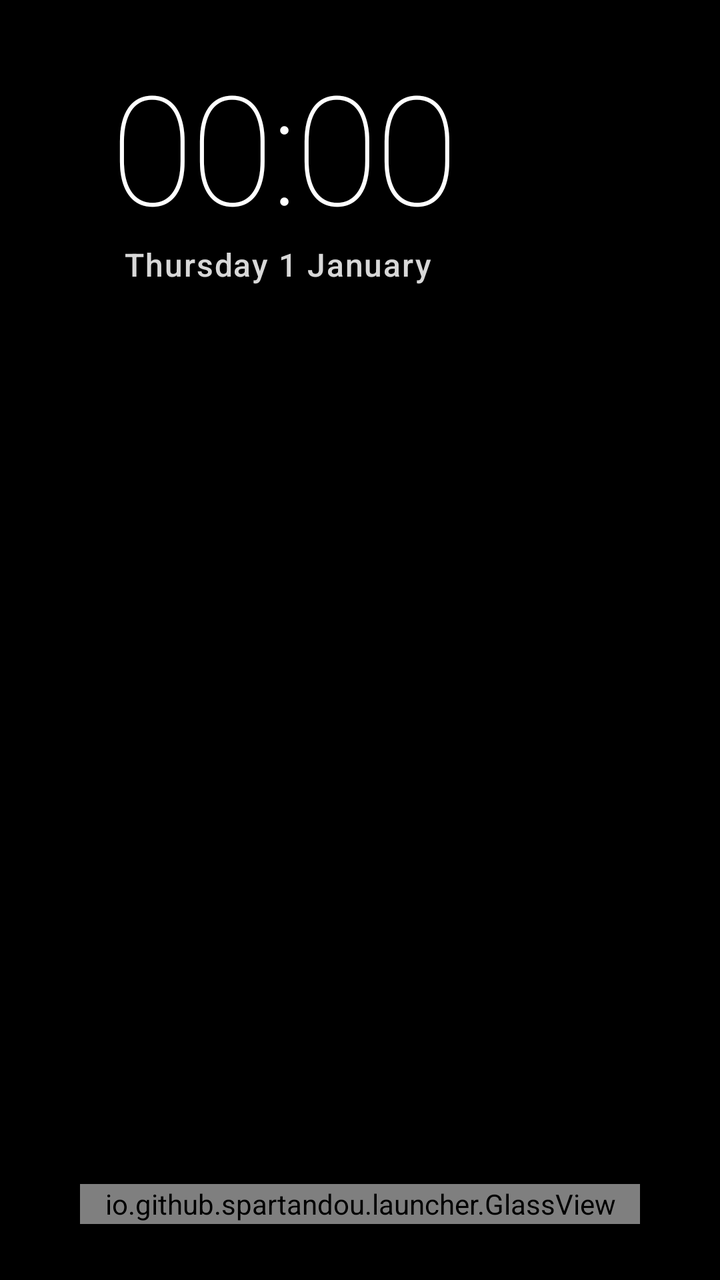
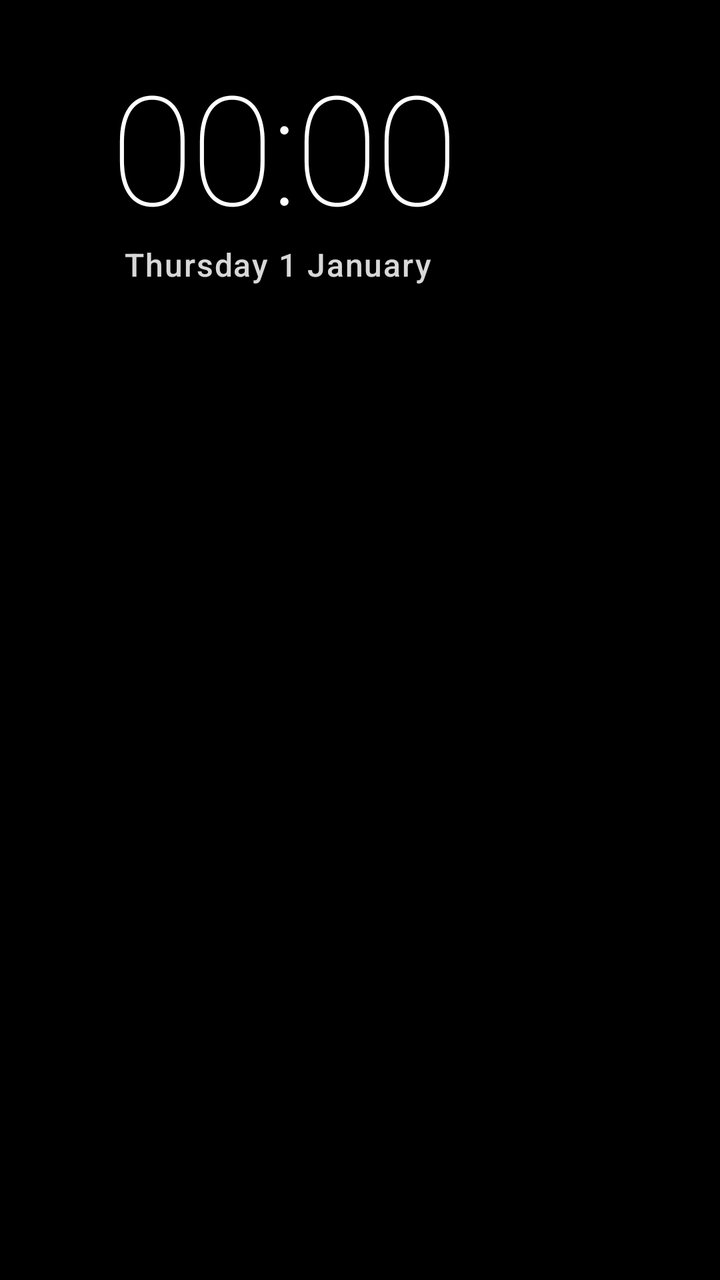

The first picture is an Android layout as it rendered before a commit; the second is the same layout after the commit. The layout source and the unified diff follow.
<!-- AndroidManifest.xml: application theme Theme.Launcher -->
<!-- res/layout/activity_home.xml -->
<?xml version="1.0" encoding="utf-8"?>
<FrameLayout xmlns:android="http://schemas.android.com/apk/res/android"
    android:layout_width="match_parent"
    android:layout_height="match_parent"
    android:background="@android:color/black">

    
    <FrameLayout
        android:id="@+id/slides"
        android:layout_width="match_parent"
        android:layout_height="match_parent">

        <include layout="@layout/slide" />

        <include layout="@layout/slide" />
    </FrameLayout>

    
    <View
        android:id="@+id/top_scrim"
        android:layout_width="match_parent"
        android:layout_height="220dp"
        android:background="@drawable/scrim_top" />

    <View
        android:id="@+id/bottom_scrim"
        android:layout_width="match_parent"
        android:layout_height="200dp"
        android:layout_gravity="bottom"
        android:background="@drawable/scrim_bottom" />

    <LinearLayout
        android:id="@+id/clock_box"
        android:layout_width="wrap_content"
        android:layout_height="wrap_content"
        android:layout_marginStart="56dp"
        android:layout_marginTop="32dp"
        android:layout_marginEnd="56dp"
        android:orientation="vertical">

        <TextClock
            style="@style/ShadowText"
            android:layout_width="wrap_content"
            android:layout_height="wrap_content"
            android:fontFamily="sans-serif-thin"
            android:format12Hour="HH:mm"
            android:format24Hour="HH:mm"
            android:includeFontPadding="false"
            android:letterSpacing="-0.02"
            android:textSize="76sp" />

        <TextClock
            style="@style/ShadowText"
            android:layout_width="wrap_content"
            android:layout_height="wrap_content"
            android:layout_marginStart="6dp"
            android:alpha="0.85"
            android:fontFamily="sans-serif-medium"
            android:format12Hour="EEEE d MMMM"
            android:format24Hour="EEEE d MMMM"
            android:letterSpacing="0.04"
            android:textSize="16sp" />

        
        <TextView
            android:id="@+id/weather"
            style="@style/ShadowText"
            android:layout_width="wrap_content"
            android:layout_height="wrap_content"
            android:layout_marginStart="6dp"
            android:layout_marginTop="6dp"
            android:alpha="0.9"
            android:textSize="16sp"
            android:visibility="gone" />
    </LinearLayout>

    
    <LinearLayout
        android:id="@+id/info_box"
        android:layout_width="wrap_content"
        android:layout_height="wrap_content"
        android:layout_gravity="top|end"
        android:layout_marginStart="36dp"
        android:layout_marginTop="24dp"
        android:layout_marginEnd="36dp"
        android:gravity="end"
        android:orientation="vertical">

        
        <LinearLayout
            android:id="@+id/status_box"
            android:layout_width="wrap_content"
            android:layout_height="wrap_content"
            android:gravity="center_vertical"
            android:orientation="horizontal" />

        
        <LinearLayout
            android:id="@+id/caption_box"
            android:layout_width="wrap_content"
            android:layout_height="wrap_content"
            android:layout_marginTop="12dp"
            android:alpha="0"
            android:gravity="end"
            android:orientation="vertical">

            <TextView
                android:id="@+id/caption"
                style="@style/ShadowText"
                android:layout_width="wrap_content"
                android:layout_height="wrap_content"
                android:ellipsize="end"
                android:fontFamily="sans-serif-medium"
                android:maxWidth="380dp"
                android:maxLines="1"
                android:textSize="16sp" />

            <TextView
                android:id="@+id/caption_date"
                style="@style/ShadowText"
                android:layout_width="wrap_content"
                android:layout_height="wrap_content"
                android:alpha="0.8"
                android:letterSpacing="0.03"
                android:textSize="13sp" />
        </LinearLayout>
    </LinearLayout>

    <LinearLayout
        android:id="@+id/dock"
        android:layout_width="match_parent"
        android:layout_height="wrap_content"
        android:layout_gravity="bottom"
        android:layout_marginBottom="28dp"
        android:orientation="vertical">

        <TextView
            android:id="@+id/focused_label"
            style="@style/ShadowText"
            android:layout_width="wrap_content"
            android:layout_height="wrap_content"
            android:layout_marginStart="68dp"
            android:layout_marginBottom="8dp"
            android:fontFamily="sans-serif-medium"
            android:letterSpacing="0.02"
            android:textSize="17sp" />

        
        <FrameLayout
            android:layout_width="match_parent"
            android:layout_height="wrap_content"
            android:layout_marginStart="40dp"
            android:layout_marginEnd="40dp"
            android:clipChildren="false"
            android:clipToPadding="false">

            <io.github.spartandou.launcher.GlassView
                android:id="@+id/dock_glass"
                android:layout_width="match_parent"
                android:layout_height="match_parent" />

            
            <LinearLayout
                android:id="@+id/rows"
                android:layout_width="match_parent"
                android:layout_height="wrap_content"
                android:clipChildren="false"
                android:clipToPadding="false"
                android:orientation="vertical"
                android:paddingTop="10dp"
                android:paddingBottom="10dp" />
        </FrameLayout>
    </LinearLayout>

    
    <FrameLayout
        android:id="@+id/all_apps"
        android:layout_width="match_parent"
        android:layout_height="match_parent"
        android:visibility="gone">

        <io.github.spartandou.launcher.GlassView
            android:id="@+id/all_apps_glass"
            android:layout_width="match_parent"
            android:layout_height="match_parent" />

        <TextView
            style="@style/ShadowText"
            android:layout_width="wrap_content"
            android:layout_height="wrap_content"
            android:layout_marginStart="60dp"
            android:layout_marginTop="36dp"
            android:fontFamily="sans-serif-light"
            android:text="@string/all_apps"
            android:textSize="32sp" />

        <TextView
            android:layout_width="wrap_content"
            android:layout_height="wrap_content"
            android:layout_gravity="end"
            android:layout_marginTop="50dp"
            android:layout_marginEnd="60dp"
            android:text="@string/all_apps_hint"
            android:textColor="#B3FFFFFF"
            android:textSize="14sp" />

        <ScrollView
            android:layout_width="match_parent"
            android:layout_height="match_parent"
            android:layout_marginTop="96dp"
            android:clipToPadding="false"
            android:scrollbars="none">

            <GridLayout
                android:id="@+id/grid"
                android:layout_width="wrap_content"
                android:layout_height="wrap_content"
                android:layout_gravity="center_horizontal"
                android:clipChildren="false"
                android:clipToPadding="false"
                android:columnCount="5"
                android:paddingTop="12dp"
                android:paddingBottom="48dp" />
        </ScrollView>
    </FrameLayout>
</FrameLayout>
<!-- res/layout/slide.xml (included above) -->
<?xml version="1.0" encoding="utf-8"?>
<FrameLayout xmlns:android="http://schemas.android.com/apk/res/android"
    android:layout_width="match_parent"
    android:layout_height="match_parent">

    <ImageView
        android:layout_width="match_parent"
        android:layout_height="match_parent"
        android:importantForAccessibility="no"
        android:scaleType="centerCrop"
        android:tint="#80000000"
        android:tintMode="src_atop" />

    <ImageView
        android:layout_width="match_parent"
        android:layout_height="match_parent"
        android:importantForAccessibility="no"
        android:scaleType="centerCrop" />
</FrameLayout>
<!-- resources referenced by this layout -->
<resources>
  <!-- drawable scrim_bottom (drawable) -->
  <shape xmlns:android="http://schemas.android.com/apk/res/android">
      <gradient android:angle="90" android:startColor="#CC000000" android:centerColor="#55000000" android:endColor="#00000000" />
  </shape>
  <!-- drawable scrim_top (drawable) -->
  <shape xmlns:android="http://schemas.android.com/apk/res/android">
      <gradient android:angle="270" android:startColor="#99000000" android:centerColor="#33000000" android:endColor="#00000000" />
  </shape>
  <string name="all_apps">Toutes les applis</string>
  <string name="all_apps_hint">Appui long sur OK : ajouter à l\'accueil ou retirer</string>
  <style name="ShadowText">
          <item name="android:textColor">#FFFFFFFF</item>
          <item name="android:shadowColor">#99000000</item>
          <item name="android:shadowRadius">8</item>
          <item name="android:shadowDy">1</item>
      </style>
  <style name="Theme.Launcher" parent="@android:style/Theme.DeviceDefault.NoActionBar.Fullscreen">
          <item name="android:windowBackground">@android:color/black</item>
          <item name="android:windowShowWallpaper">false</item>
          <item name="android:windowNoTitle">true</item>
          <item name="android:windowAnimationStyle">@android:style/Animation.Activity</item>
          <item name="android:colorAccent">#FFFFFFFF</item>
      </style>
</resources>

<!-- the commit's change to res/layout/activity_home.xml (unified diff, before → after) -->
@@ -134,42 +134,16 @@
         android:layout_marginBottom="28dp"
         android:orientation="vertical">
 
-        <TextView
-            android:id="@+id/focused_label"
-            style="@style/ShadowText"
-            android:layout_width="wrap_content"
-            android:layout_height="wrap_content"
-            android:layout_marginStart="68dp"
-            android:layout_marginBottom="8dp"
-            android:fontFamily="sans-serif-medium"
-            android:letterSpacing="0.02"
-            android:textSize="17sp" />
-
-        
-        <FrameLayout
+        
+        <LinearLayout
+            android:id="@+id/rows"
             android:layout_width="match_parent"
             android:layout_height="wrap_content"
             android:layout_marginStart="40dp"
             android:layout_marginEnd="40dp"
             android:clipChildren="false"
-            android:clipToPadding="false">
-
-            <io.github.spartandou.launcher.GlassView
-                android:id="@+id/dock_glass"
-                android:layout_width="match_parent"
-                android:layout_height="match_parent" />
-
-            
-            <LinearLayout
-                android:id="@+id/rows"
-                android:layout_width="match_parent"
-                android:layout_height="wrap_content"
-                android:clipChildren="false"
-                android:clipToPadding="false"
-                android:orientation="vertical"
-                android:paddingTop="10dp"
-                android:paddingBottom="10dp" />
-        </FrameLayout>
+            android:clipToPadding="false"
+            android:orientation="vertical" />
     </LinearLayout>
 
     
<!-- resource entries referenced after the edit -->
@@ -9,7 +9,7 @@
       <gradient android:angle="270" android:startColor="#99000000" android:centerColor="#33000000" android:endColor="#00000000" />
   </shape>
   <string name="all_apps">Toutes les applis</string>
-  <string name="all_apps_hint">Appui long sur OK : ajouter à l\'accueil ou retirer</string>
+  <string name="all_apps_hint">Appui long sur OK : mettre sur une rangée ou retirer</string>
   <style name="ShadowText">
           <item name="android:textColor">#FFFFFFFF</item>
           <item name="android:shadowColor">#99000000</item>
